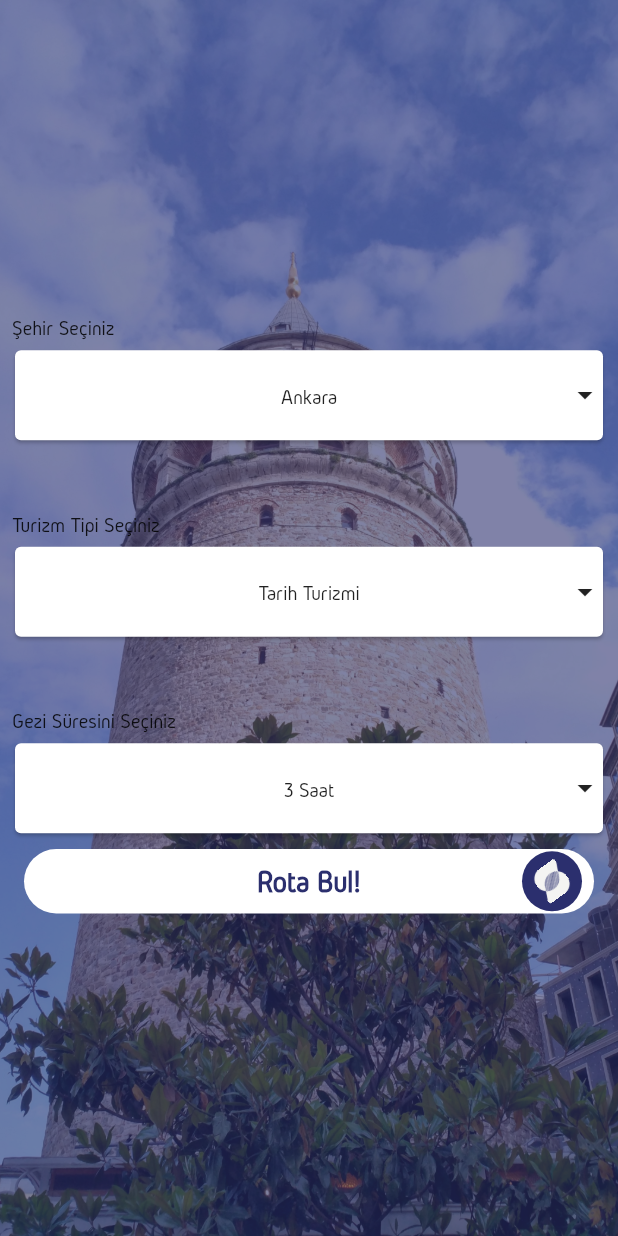
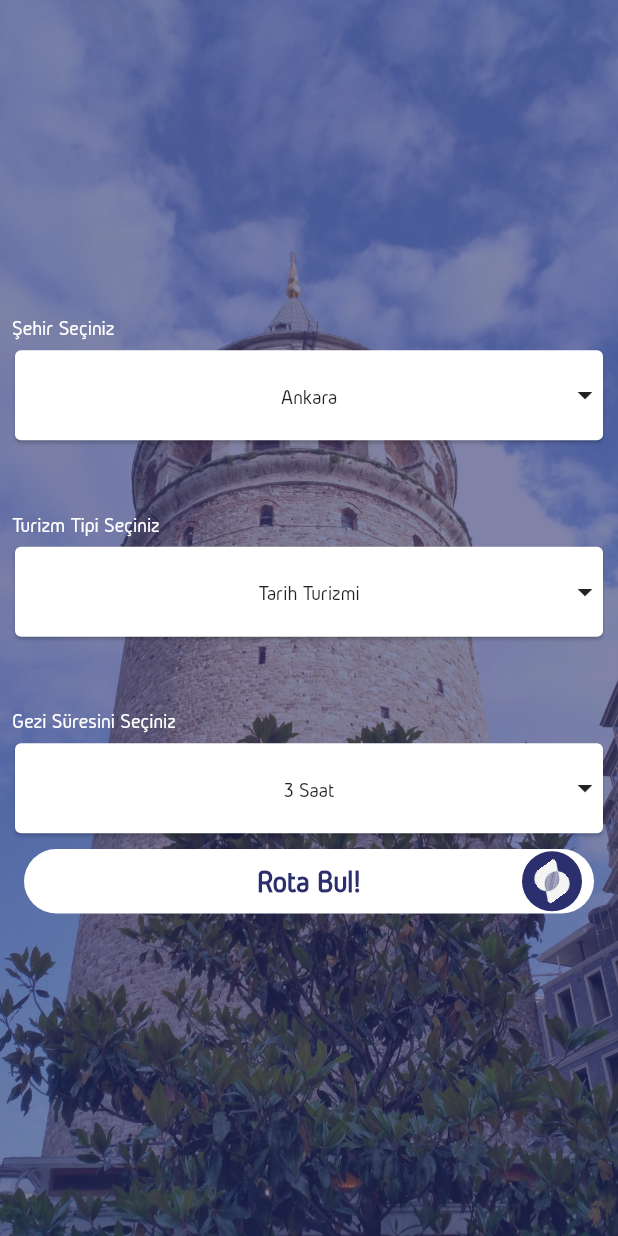
Before and after one commit to hakanbakacak/Seyir, a Flutter app: the FindRoutePage screen opened directly, on a phone screen of 412 x 824 dp. Run offline on Flutter 3.47's test engine with Material 2 defaults, Android fonts, the phone set to English and light mode, and no system bars; missing offline and left inert: direct_select.

Commit message:
update text style

```diff
--- a/lib/screens/findRoutePage.dart
+++ b/lib/screens/findRoutePage.dart
@@ -75,7 +75,7 @@ class _FindRoutePageState extends State<FindRoutePage> {
                 ),
                 Padding(
                   padding: const EdgeInsets.all(8.0),
-                  child: Text("Şehir Seçiniz"),
+                  child: Text("Şehir Seçiniz", style: TextStyle(color: Colors.white),),
                 ),
                 DirectSelect(
                   itemExtent: 40.0,
@@ -90,7 +90,7 @@ class _FindRoutePageState extends State<FindRoutePage> {
                 SizedBox(height: 40,),
                 Padding(
                   padding: const EdgeInsets.all(8.0),
-                  child: Text("Turizm Tipi Seçiniz"),
+                  child: Text("Turizm Tipi Seçiniz" , style: TextStyle(color: Colors.white)),
                 ),
                 DirectSelect(
                   itemExtent: 40.0,
@@ -105,7 +105,7 @@ class _FindRoutePageState extends State<FindRoutePage> {
                 SizedBox(height: 40,),
                 Padding(
                   padding: const EdgeInsets.all(8.0),
-                  child: Text("Gezi Süresini Seçiniz"),
+                  child: Text("Gezi Süresini Seçiniz", style: TextStyle(color: Colors.white)),
                 ),
                 DirectSelect(
                   itemExtent: 40.0,
```
